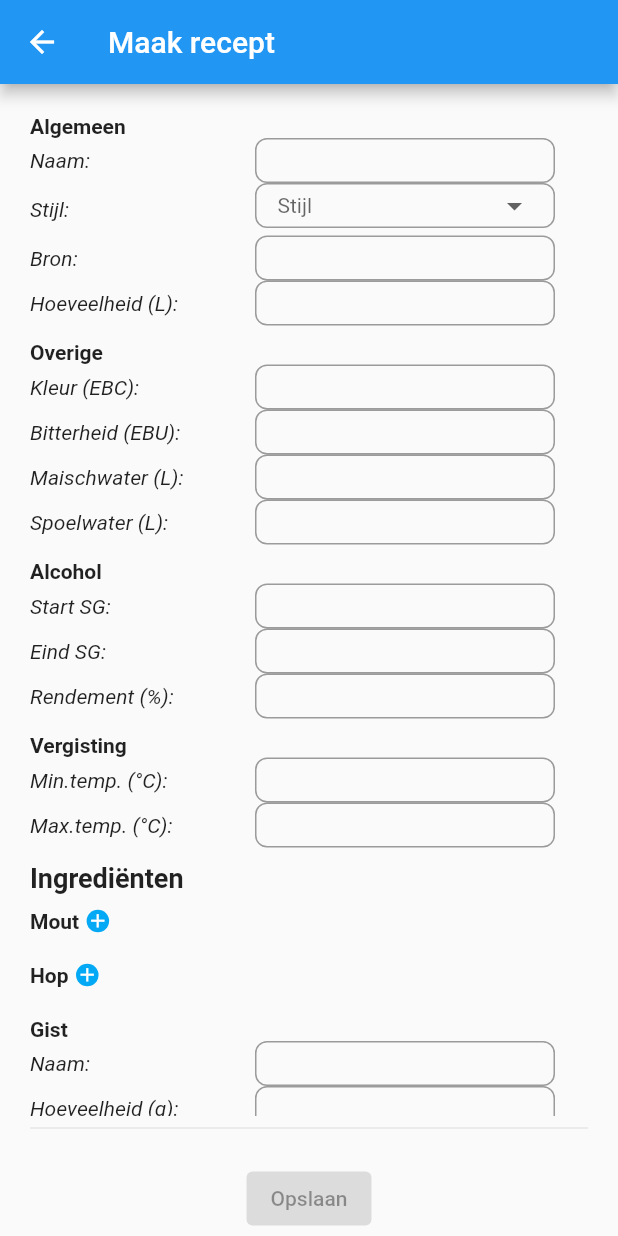
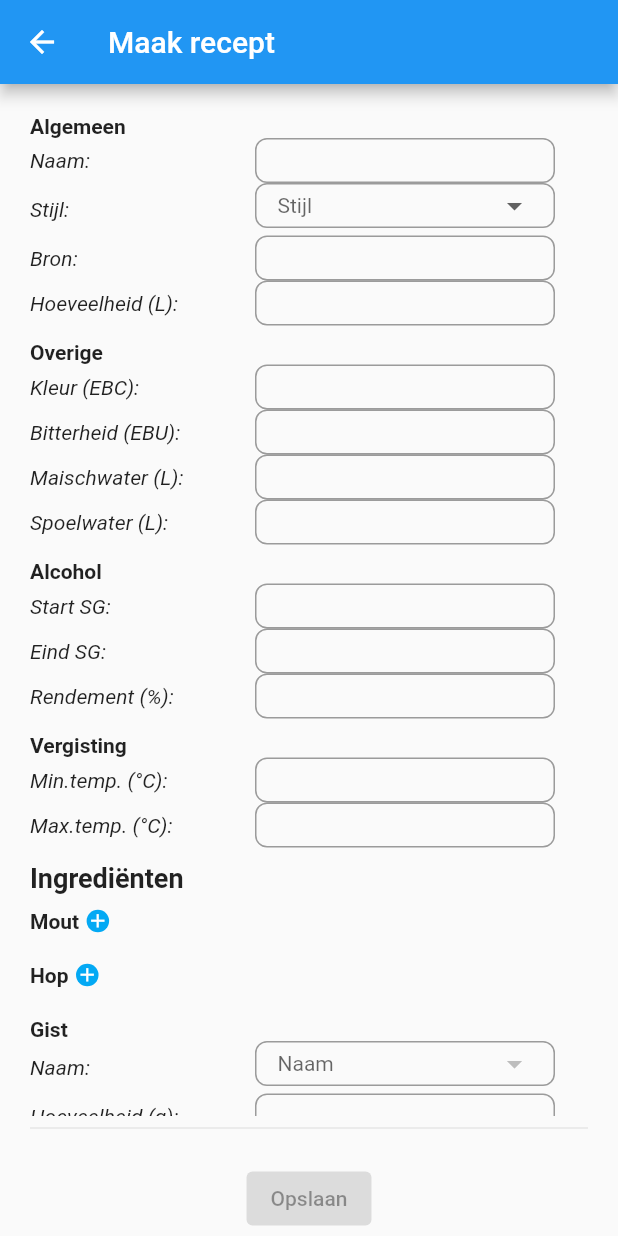
Before and after one commit to tanja-de-jong/beer-brewer, a Flutter app: the screen it shows after launch, item 2 of the bottom bar chosen, after a tap on the "add" icon, on a phone screen of 412 x 824 dp. Run offline on Flutter 3.47's test engine with Material 2 defaults, Android fonts, the phone set to English and light mode, and no system bars; our stand-ins replace cloud_firestore, dropdown_button2, firebase_core; accounts and stored records are empty.

Commit message:
Add dropdown to yeast, sugars and other product specs in recipe creation

```diff
--- a/lib/batch/batch_details.dart
+++ b/lib/batch/batch_details.dart
@@ -119,8 +119,8 @@ class _BatchDetailsState extends State<BatchDetails> {
                   "SG-metingen",
                   style: TextStyle(fontWeight: FontWeight.bold),
                 ),
-                TextButton(
-                    onPressed: () {
+                if (batch.brewDate != null) TextButton(
+                    onPressed:() {
                       addSGMeasurement((DateTime date, double value) async {
                         Batch updatedBatch =
                             await Store.addSGToBatch(batch, date, value);
@@ -272,6 +272,7 @@ class _BatchDetailsState extends State<BatchDetails> {
                       batch.getMashingSchedule()
                     ])
               ]),
+              const SizedBox(height: 20),
               Row(mainAxisAlignment: MainAxisAlignment.start, children: [
                 Column(
                     crossAxisAlignment: CrossAxisAlignment.start,
--- a/lib/data/store.dart
+++ b/lib/data/store.dart
@@ -91,17 +91,12 @@ class Store {
   ];
 
   static Map<Type, List> products = {
-    Malt: maltProducts,
-    Hop: hopProducts,
-    Yeast: yeastProducts,
-    Sugar: sugarProducts,
-    Product: otherProducts,
+    Malt: [],
+    Hop: [],
+    Yeast: [],
+    Sugar: [],
+    Product: [],
   };
-  static List<Malt> maltProducts = [];
-  static List<Hop> hopProducts = [];
-  static List<Sugar> sugarProducts = [];
-  static List<Yeast> yeastProducts = [];
-  static List<Sugar> otherProducts = [];
 
   static List<Recipe> recipes = [];
   static List<Batch> batches = [];
--- a/lib/form/DropDownRow.dart
+++ b/lib/form/DropDownRow.dart
@@ -4,7 +4,7 @@ import 'package:flutter/material.dart';
 class DropDownRow extends StatefulWidget {
   final MainAxisAlignment alignment;
   final String label;
-  final List<String> items;
+  final List<String>? items;
   final String? initialValue;
   final Function(String)? onChanged;
   final TextEditingController? controller;
@@ -112,7 +112,7 @@ class _DropDownRowState extends State<DropDownRow> {
 
   @override
   void initState() {
-    items.addAll(widget.items);
+    if (widget.items != null) items.addAll(widget.items!);
 
     if (widget.initialValue != null) {
       String initialValue = widget.initialValue!;
@@ -141,7 +141,7 @@ class _DropDownRowState extends State<DropDownRow> {
         style: const TextStyle(fontStyle: FontStyle.italic),
       ),
       Column(children: [
-      SizedBox(height: 30, width: 200, child: getDropDown(widget.label, items)),
+      SizedBox(height: 30, width: 200, child: widget.items == null ? TextFormField(initialValue: widget.initialValue, onChanged: widget.onChanged,) : getDropDown(widget.label, items)),
         const SizedBox(height: 5),
     ])
     ],));
--- a/lib/recipe/recipe_creator.dart
+++ b/lib/recipe/recipe_creator.dart
@@ -11,6 +11,7 @@ import '../main.dart';
 import '../models/SpecToProducts.dart';
 import '../models/cooking.dart';
 import '../models/mashing.dart';
+import '../models/product.dart';
 import '../models/product_spec.dart';
 import '../models/recipe.dart';
 
@@ -84,7 +85,7 @@ class _RecipeCreatorState extends State<RecipeCreator> {
 
   List<Widget> getOtherFields() {
     return [
-      TextFieldRow(
+      DropDownRow(
           focusNode: addOtherFocusNode,
           label: "Soort",
           initialValue: otherName,
@@ -92,7 +93,8 @@ class _RecipeCreatorState extends State<RecipeCreator> {
             setState(() {
               otherName = value;
             });
-          }),
+          },
+      items: Store.products[Product]?.map((e) => e.name).toList().cast<String>()),
       DoubleTextFieldRow(
           label: "Hoeveelheid (g)",
           initialValue: otherAmount,
@@ -227,7 +229,8 @@ class _RecipeCreatorState extends State<RecipeCreator> {
     ];
   }
 
-  void initData() {
+  Future<void> initData() async {
+    await Store.loadProducts();
     setState(() {
       if (recipe != null) {
         name = recipe?.name;
@@ -575,7 +578,7 @@ class _RecipeCreatorState extends State<RecipeCreator> {
                                   child: Column(
                                     children: [
                                       ...getMaltFields(),
-                                      const SizedBox(height: 5),
+                                      const SizedBox(height: 10),
                                       OutlinedButton(
                                           onPressed: maltType == null ||
                                                   maltAmount == null
@@ -728,7 +731,7 @@ class _RecipeCreatorState extends State<RecipeCreator> {
                                   child: Column(
                                     children: [
                                       ...getHopFields(),
-                                      const SizedBox(height: 5),
+                                      const SizedBox(height: 10),
                                       OutlinedButton(
                                           onPressed: hopType == null ||
                                                   hopAmount == null ||
@@ -767,14 +770,14 @@ class _RecipeCreatorState extends State<RecipeCreator> {
                                         TextStyle(fontWeight: FontWeight.bold),
                                   ),
                                   Wrap(spacing: 70, children: [
-                                    TextFieldRow(
+                                    DropDownRow(
                                         label: "Naam",
                                         initialValue: yeast.name,
                                         onChanged: (value) {
                                           setState(() {
                                             yeast.name = value;
                                           });
-                                        }),
+                                        }, items: Store.products[Yeast]?.map((e) => e.name).toList().cast<String>()),
                                     DoubleTextFieldRow(
                                         label: "Hoeveelheid (g)",
                                         initialValue: yeast.amount,
@@ -795,14 +798,14 @@ class _RecipeCreatorState extends State<RecipeCreator> {
                                         TextStyle(fontWeight: FontWeight.bold),
                                   ),
                                   Wrap(spacing: 70, children: [
-                                    TextFieldRow(
+                                    DropDownRow(
                                         label: "Naam",
                                         initialValue: cookingSugar.name,
                                         onChanged: (value) {
                                           setState(() {
                                             cookingSugar.name = value;
                                           });
-                                        }),
+                                        }, items: Store.products[Sugar]?.map((e) => e.name).toList().cast<String>(),),
                                     DoubleTextFieldRow(
                                         label: "Hoeveelheid (g)",
                                         initialValue: cookingSugar.amount,
@@ -831,14 +834,14 @@ class _RecipeCreatorState extends State<RecipeCreator> {
                                         TextStyle(fontWeight: FontWeight.bold),
                                   ),
                                   Wrap(spacing: 70, children: [
-                                    TextFieldRow(
+                                    DropDownRow(
                                         label: "Naam",
                                         initialValue: bottleSugar.name,
                                         onChanged: (value) {
                                           setState(() {
                                             bottleSugar.name = value;
                                           });
-                                        }),
+                                        }, items: Store.products[Sugar]?.map((e) => e.name).toList().cast<String>()),
                                     DoubleTextFieldRow(
                                         label: "Hoeveelheid (g/L)",
                                         initialValue: bottleSugar.amount,
@@ -978,7 +981,7 @@ class _RecipeCreatorState extends State<RecipeCreator> {
                                   child: Column(
                                     children: [
                                       ...getOtherFields(),
-                                      const SizedBox(height: 5),
+                                      const SizedBox(height: 10),
                                       OutlinedButton(
                                           onPressed: otherName == null ||
                                                   otherAmount == null ||
@@ -1084,7 +1087,7 @@ class _RecipeCreatorState extends State<RecipeCreator> {
                                   child: Column(
                                     children: [
                                       ...getMashStepFields(),
-                                      const SizedBox(height: 5),
+                                      const SizedBox(height: 10),
                                       OutlinedButton(
                                           onPressed: mashTime == null &&
                                                   mashTemp == null
```
